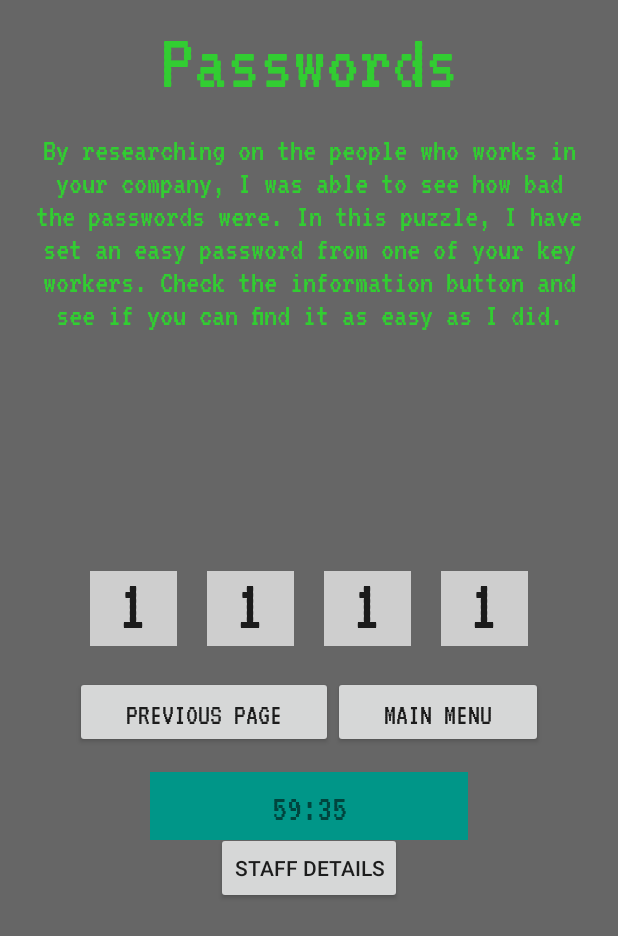
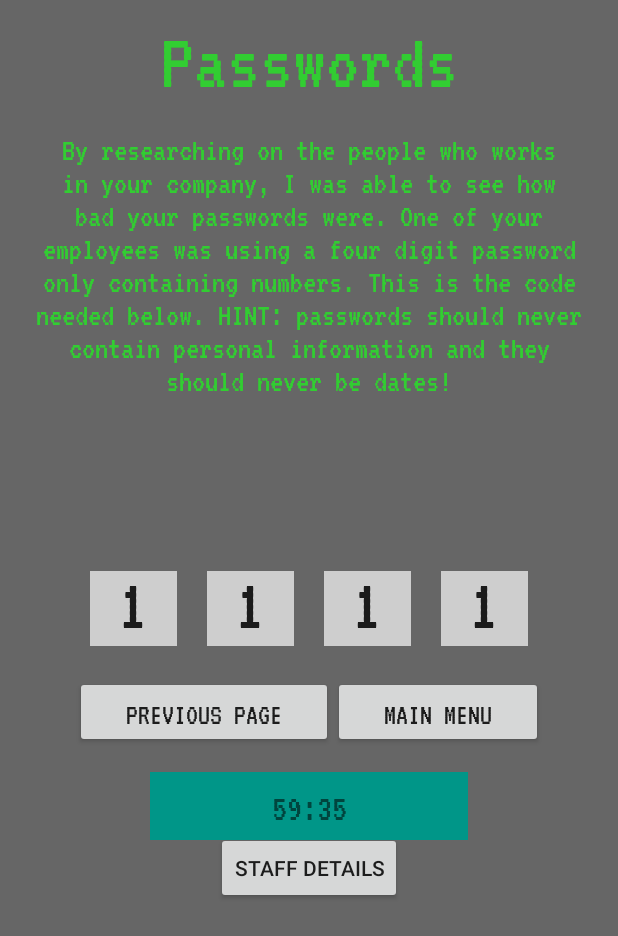
Before and after one commit to nkm90/BreakScape, an Android app: the OptActivity2 screen opened directly, with no data from a screen before it, after a tap on "NEXT PAGE", on a phone screen of 412 x 824 dp. Shown: the top 936 px of the screen. Run offline under Robolectric (Android 15) with nearby library versions, the phone set to English and light mode, and no system bars; 1 statement that could not run was skipped.

Commit message:
info on passwords

```diff
--- a/app/src/main/res/layout/activity_menu.xml
+++ b/app/src/main/res/layout/activity_menu.xml
@@ -31,7 +31,7 @@
         android:layout_marginEnd="20dp"
         android:layout_marginBottom="400dp"
         android:fontFamily="@font/vt323"
-        android:text="You have 60 minutes to complete all the puzzles Clink on the links to learn about a cybersecurity technique. These will help you to complete the puzzles. Begin!"
+        android:text="You have 60 minutes to complete all the puzzles Clink on the links to learn about a cybersecurity topic. These will help you to complete the puzzles. Begin!"
         android:textAlignment="center"
         android:textColor="#32CD32"
         android:textSize="20sp"
--- a/app/src/main/res/layout/activity_opt2.xml
+++ b/app/src/main/res/layout/activity_opt2.xml
@@ -49,7 +49,7 @@
         android:textSize="22sp"
         android:visibility="invisible"
         app:layout_constraintEnd_toEndOf="parent"
-        app:layout_constraintHorizontal_bias="1.0"
+        app:layout_constraintHorizontal_bias="0.0"
         app:layout_constraintStart_toStartOf="parent"
         app:layout_constraintTop_toBottomOf="@+id/title" />
 
--- a/app/src/main/res/values/strings.xml
+++ b/app/src/main/res/values/strings.xml
@@ -21,10 +21,11 @@
         that will help you to complete this puzzle.</string>
     <string name="pass1">Password protection is a security process that protects information
         accessible via computers that needs to be protected from certain users. Password protection
-        allows only those with an authorized password to gain access to certain information.</string>
+        allows only those with an authorized password to gain access to certain information. A secure password should be over twelve characters long and consist of both upper and lower case letters.
+    A policy of changing passwords regularly is also good practice</string>
     <string name="pass2">By researching on the people who works in your company, I was able to see
-        how bad the passwords were. In this puzzle, I have set an easy password from one of your key workers.
-        Check the information button and see if you can find it as easy as I did.</string>
+        how bad your passwords were. One of your employees was using a four digit password only containing numbers. This is the code needed below. HINT: passwords should never contain personal information
+    and they should never be dates!</string>
     <string name="encryption1">Encryption explanation</string>
     <string name="encryption2">In this puzzle, I wanted to make more difficult for you to fix my work,
     so I have encrypted all the texts. I have provided 4 pictures that should be familiar to you.
```
Also changed, not shown: app/src/main/res/layout/activity_main.xml (+5 -2 lines).
